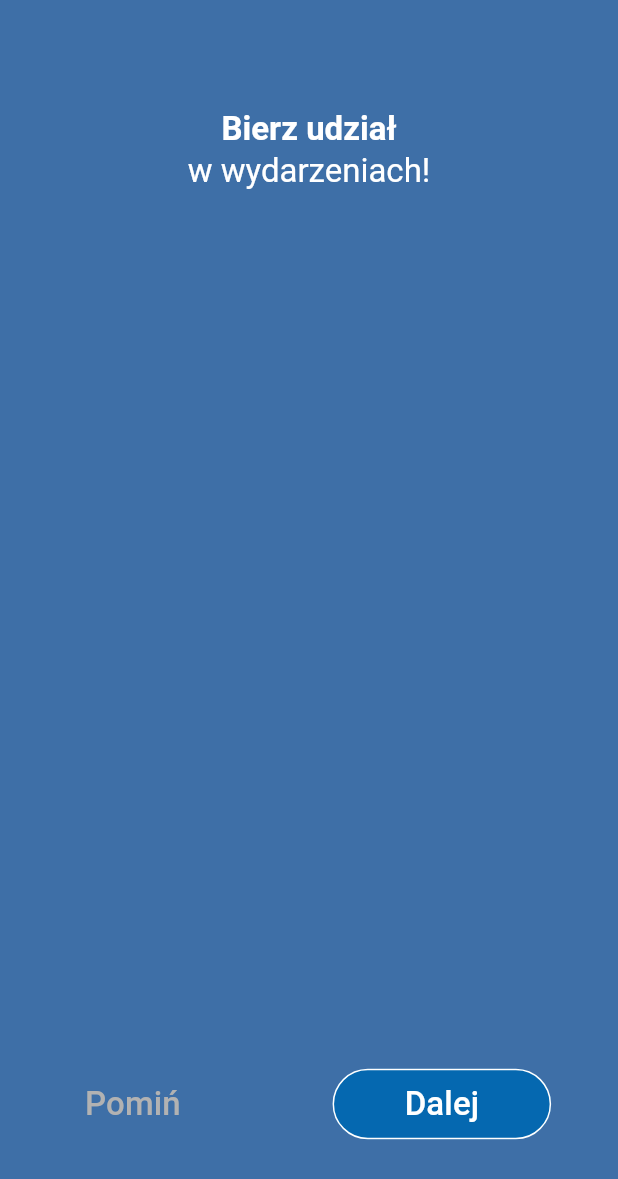
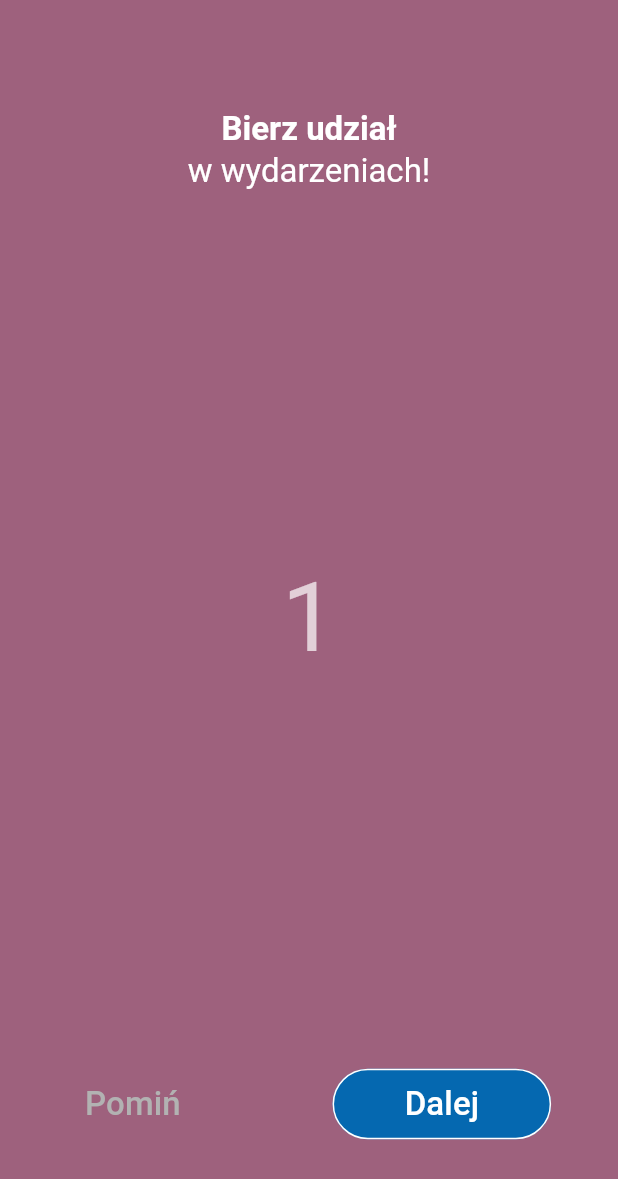
Before and after one commit to mivoligo/onboarding_pro_multi, a Flutter app: the screen it shows after launch, after a tap on "Pomiń", after a tap on "Zaczynamy!", after a tap on "Dalej", on a phone screen of 412 x 824 dp. Shown: the top 1179 px of the screen. Run offline on Flutter 3.47's test engine with Material 3 defaults, Android fonts, the phone set to English and light mode, and no system bars.

Commit message:
Experiment with swiping

```diff
--- a/lib/onboarding_page.dart
+++ b/lib/onboarding_page.dart
@@ -1,6 +1,7 @@
 import 'package:flutter/material.dart';
 import 'package:onboarding_pro_multi/colors.dart';
 import 'package:onboarding_pro_multi/strings.dart';
+import 'package:onboarding_pro_multi/widgets/illustration_part.dart';
 import 'package:onboarding_pro_multi/widgets/navigation_part.dart';
 
 class OnboardingPage extends StatefulWidget {
@@ -23,18 +24,46 @@ class _OnboardingPageState extends State<OnboardingPage> {
 
   int get lastStep => steps.length - 1;
 
+  final pageController = PageController();
+
   @override
   Widget build(BuildContext context) {
-    return Scaffold(
+    return SafeArea(
+      child: Scaffold(
         backgroundColor: const Color(backgroundColor),
         body: LayoutBuilder(
           builder: (context, constraints) {
             final isWideLayout = constraints.maxWidth > constraints.maxHeight;
-          return Row(
+            return Stack(
               children: [
-              if (isWideLayout) const Spacer(),
-              Expanded(
-                child: NavigationPart(
+                IllustrationPart(
+                  pageController: pageController,
+                  onPageChanged: (pageNumber) {
+                    print('pageNumber = $pageNumber');
+                    setState(() {
+                      currentStep = pageNumber;
+                    });
+                    // toNextStep();
+                  },
+                  children: steps
+                      .map(
+                        (e) => Container(
+                          color: Colors.redAccent
+                              .withAlpha(255 ~/ (steps.indexOf(e) + 1)),
+                          child: Center(
+                            child: Text(
+                              steps.indexOf(e).toString(),
+                              style: const TextStyle(
+                                fontSize: 64,
+                                color: Colors.white70,
+                              ),
+                            ),
+                          ),
+                        ),
+                      )
+                      .toList(),
+                ),
+                NavigationPart(
                   description: steps[currentStep],
                   onNextPressed: toNextStep,
                   onSkipPressed: skipOnboarding,
@@ -42,18 +71,23 @@ class _OnboardingPageState extends State<OnboardingPage> {
                   hasMoreSteps: currentStep < lastStep,
                   isInWideLayout: isWideLayout,
                 ),
-              ),
               ],
             );
           },
+        ),
       ),
     );
   }
 
   void toNextStep() {
     if (currentStep < lastStep) {
+      currentStep++;
       setState(() {
-        currentStep++;
+        pageController.animateToPage(
+          currentStep,
+          duration: const Duration(milliseconds: 300),
+          curve: Curves.ease,
+        );
       });
     }
   }
@@ -61,12 +95,14 @@ class _OnboardingPageState extends State<OnboardingPage> {
   void resetProgress() {
     setState(() {
       currentStep = 0;
+      pageController.jumpToPage(currentStep);
     });
   }
 
   void skipOnboarding() {
     setState(() {
       currentStep = lastStep;
+      pageController.jumpToPage(currentStep);
     });
   }
 }
--- a/lib/widgets/illustration_part.dart
+++ b/lib/widgets/illustration_part.dart
@@ -1,10 +1,22 @@
 import 'package:flutter/material.dart';
 
 class IllustrationPart extends StatelessWidget {
-  const IllustrationPart({super.key});
+  const IllustrationPart({
+    required this.pageController,
+    required this.children,
+    required this.onPageChanged,
+    super.key,
+  });
 
+  final PageController pageController;
+  final List<Widget> children;
+  final Function(int)? onPageChanged;
   @override
   Widget build(BuildContext context) {
-    return const Placeholder();
+    return PageView(
+      controller: pageController,
+      onPageChanged: onPageChanged,
+      children: children,
+    );
   }
 }
```
Lines whose indentation alone changed are shown as unchanged.
